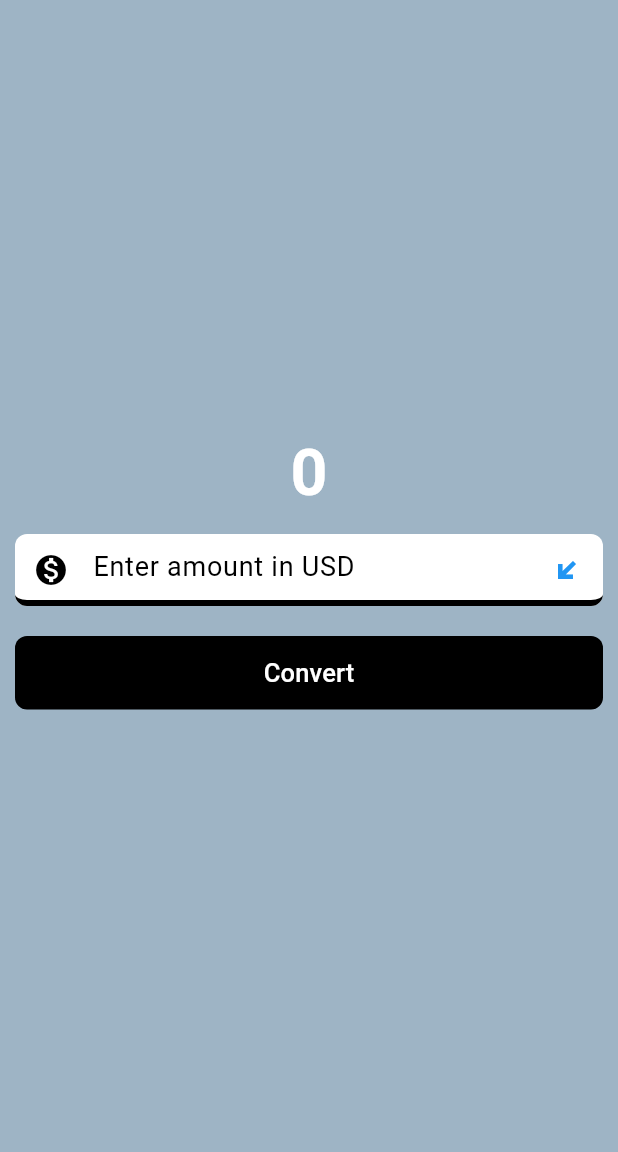
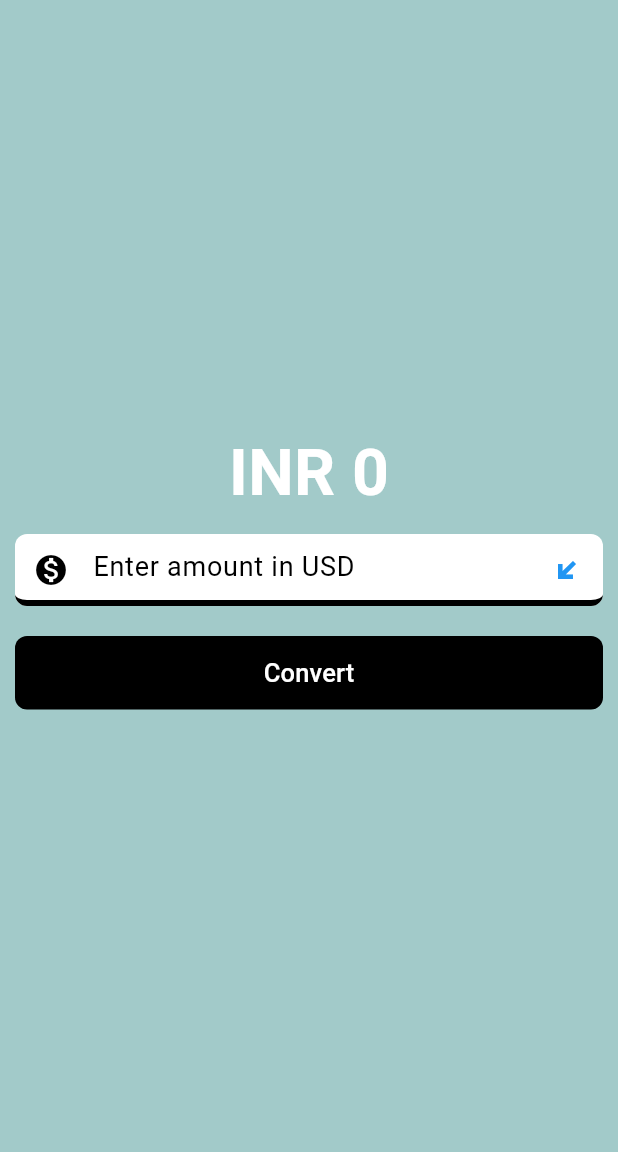
Before and after one commit to raj36git/Currency-Converter, a Flutter app: the screen it shows after launch, on a phone screen of 412 x 824 dp, the part 84-1236 px from its top. Run offline on Flutter 3.47's test engine with Material 3 defaults, Android fonts, the phone set to English and light mode, and no system bars.

Commit message:
Cupertino Design code added to Currency Converter app

```diff
--- a/lib/currency_converter_app.dart
+++ b/lib/currency_converter_app.dart
@@ -1,12 +1,33 @@
 import 'package:flutter/material.dart';
+///1. Create a variable that stores the converted currency value
+///2. Create a function that multiplies the value given by thr text field
+///3. Store the value in the variable that we created
+///4. DISPLAY the variable
 
-class CurrencyConverter extends StatelessWidget {
+
+class CurrencyConverter extends StatefulWidget {
   const CurrencyConverter({super.key});
-  ///1. Create a variable that stores the converted currency value
-  ///2. Create a function that multiplies the value given by thr text field
-  ///3. Store the value in the variable that we created
-  ///4. DISPLAY the variable
 
+  @override
+  State<CurrencyConverter> createState() => _CurrencyConverterState();
+
+}
+
+class _CurrencyConverterState extends State<CurrencyConverter> {
+
+  double result = 0.0;  ///1
+  final TextEditingController textController = TextEditingController(); ///2
+
+  @override
+  void initState() {
+    super.initState();
+  }
+
+  @override
+  void dispose() {
+    textController.dispose();
+    super.dispose();
+  }
   @override
   Widget build(BuildContext context) {
     const border = UnderlineInputBorder(
@@ -22,7 +43,7 @@ class CurrencyConverter extends StatelessWidget {
     );
 
     return Scaffold(
-      backgroundColor: const Color.fromARGB(100, 8, 63, 108),
+      backgroundColor: const Color.fromARGB(100, 18, 119, 118),
       appBar: AppBar(
         title: const Center(
           child: Text(
@@ -42,21 +63,24 @@ class CurrencyConverter extends StatelessWidget {
           mainAxisAlignment: MainAxisAlignment.center,
           crossAxisAlignment: CrossAxisAlignment.center,
           children: [
-            const Text(
-              '0',
-              style: TextStyle(
+             Text(
+              //int -> string == intVal.toString();
+              //string -> int == int.parse(strVal);
+              'INR ${result != 0 ? result.toStringAsFixed(3) : result.toStringAsFixed(0)}',   ///4
+              style:const TextStyle(
                 color: Colors.white,
                 fontWeight: FontWeight.bold,
                 fontSize: 43,
               ),
             ),
-            const Padding(
-              padding: EdgeInsets.all(10.0),
+             Padding(
+              padding:const EdgeInsets.all(10.0),
               child: TextField(
-                style: TextStyle(
+                controller: textController,
+                style: const TextStyle(
                   color: Colors.black,
                 ),
-                decoration: InputDecoration(
+                decoration: const InputDecoration(
                   hintText: 'Enter amount in USD',
                   hintStyle: TextStyle(color: Colors.black, fontSize: 18),
                   prefixIcon: Icon(Icons.monetization_on),
@@ -68,7 +92,7 @@ class CurrencyConverter extends StatelessWidget {
                   focusedBorder: border,
                   enabledBorder: border,
                 ),
-                keyboardType: TextInputType.numberWithOptions(
+                keyboardType: const TextInputType.numberWithOptions(
                   decimal: true,
                 ),
               ),
@@ -77,7 +101,11 @@ class CurrencyConverter extends StatelessWidget {
               padding: const EdgeInsets.all(10.0),
               child: TextButton(
                 onPressed: () {
-                  print('Done');
+                  // print(_controller.text);
+                  // print(double.parse(_controller.text) * 84);
+                  setState(() { ///4
+                    result = double.parse(textController.text)*84; ///3
+                  });
                 },
                 style: const ButtonStyle(
                   backgroundColor: WidgetStatePropertyAll(Colors.black),
--- a/lib/main.dart
+++ b/lib/main.dart
@@ -1,10 +1,14 @@
 import 'package:currency_converter/currency_converter_app.dart';
+import 'package:flutter/cupertino.dart';
 import 'package:flutter/material.dart';
+
+import 'cc_cupertino.dart';
 
 void main() {
   runApp(const MyApp());
 }
 
+//Material Design
 class MyApp extends StatelessWidget {
   const MyApp({super.key});
 
@@ -21,90 +25,15 @@ class MyApp extends StatelessWidget {
   }
 }
 
-// class MyHomePage extends StatefulWidget {
-//   const MyHomePage({super.key, required this.title});
-//
-//   // This widget is the home page of your application. It is stateful, meaning
-//   // that it has a State object (defined below) that contains fields that affect
-//   // how it looks.
-//
-//   // This class is the configuration for the state. It holds the values (in this
-//   // case the title) provided by the parent (in this case the App widget) and
-//   // used by the build method of the State. Fields in a Widget subclass are
-//   // always marked "final".
-//
-//   final String title;
-//
-//   @override
-//   State<MyHomePage> createState() => _MyHomePageState();
-// }
-//
-// class _MyHomePageState extends State<MyHomePage> {
-//   int _counter = 0;
-//
-//   void _incrementCounter() {
-//     setState(() {
-//       // This call to setState tells the Flutter framework that something has
-//       // changed in this State, which causes it to rerun the build method below
-//       // so that the display can reflect the updated values. If we changed
-//       // _counter without calling setState(), then the build method would not be
-//       // called again, and so nothing would appear to happen.
-//       _counter++;
-//     });
-//   }
-//
-//   @override
-//   Widget build(BuildContext context) {
-//     // This method is rerun every time setState is called, for instance as done
-//     // by the _incrementCounter method above.
-//     //
-//     // The Flutter framework has been optimized to make rerunning build methods
-//     // fast, so that you can just rebuild anything that needs updating rather
-//     // than having to individually change instances of widgets.
-//     return Scaffold(
-//       appBar: AppBar(
-//         // TRY THIS: Try changing the color here to a specific color (to
-//         // Colors.amber, perhaps?) and trigger a hot reload to see the AppBar
-//         // change color while the other colors stay the same.
-//         backgroundColor: Theme.of(context).colorScheme.inversePrimary,
-//         // Here we take the value from the MyHomePage object that was created by
-//         // the App.build method, and use it to set our appbar title.
-//         title: Text(widget.title),
-//       ),
-//       body: Center(
-//         // Center is a layout widget. It takes a single child and positions it
-//         // in the middle of the parent.
-//         child: Column(
-//           // Column is also a layout widget. It takes a list of children and
-//           // arranges them vertically. By default, it sizes itself to fit its
-//           // children horizontally, and tries to be as tall as its parent.
-//           //
-//           // Column has various properties to control how it sizes itself and
-//           // how it positions its children. Here we use mainAxisAlignment to
-//           // center the children vertically; the main axis here is the vertical
-//           // axis because Columns are vertical (the cross axis would be
-//           // horizontal).
-//           //
-//           // TRY THIS: Invoke "debug painting" (choose the "Toggle Debug Paint"
-//           // action in the IDE, or press "p" in the console), to see the
-//           // wireframe for each widget.
-//           mainAxisAlignment: MainAxisAlignment.center,
-//           children: <Widget>[
-//             const Text(
-//               'You have pushed the button this many times:',
-//             ),
-//             Text(
-//               '$_counter',
-//               style: Theme.of(context).textTheme.headlineMedium,
-//             ),
-//           ],
-//         ),
-//       ),
-//       floatingActionButton: FloatingActionButton(
-//         onPressed: _incrementCounter,
-//         tooltip: 'Increment',
-//         child: const Icon(Icons.add),
-//       ), // This trailing comma makes auto-formatting nicer for build methods.
-//     );
-//   }
-// }
+//Cupertino Design
+class MyCupertinoApp extends StatelessWidget {
+  const MyCupertinoApp({super.key});
+
+  @override
+  Widget build(BuildContext context) {
+    return const CupertinoApp(
+      debugShowCheckedModeBanner: false,
+      home:  CurrencyConverterCupertino(),
+    );
+  }
+}
```
Also changed, not shown: lib/cc_cupertino.dart (added, +106 -0 lines), 1 other file.
